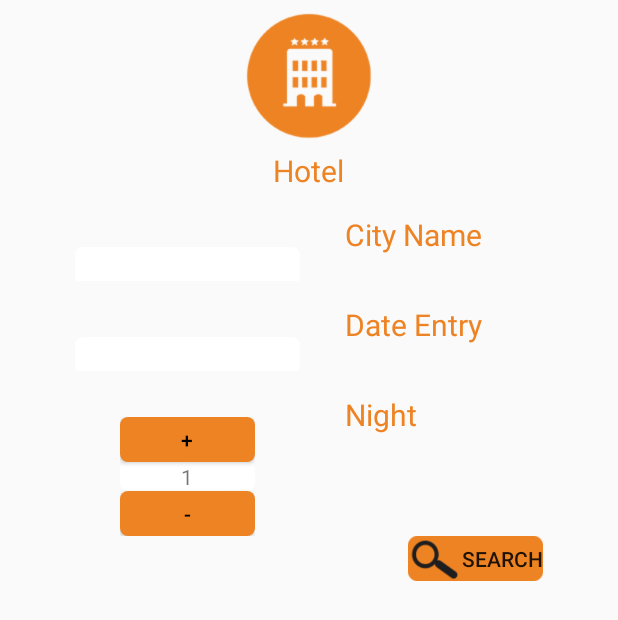
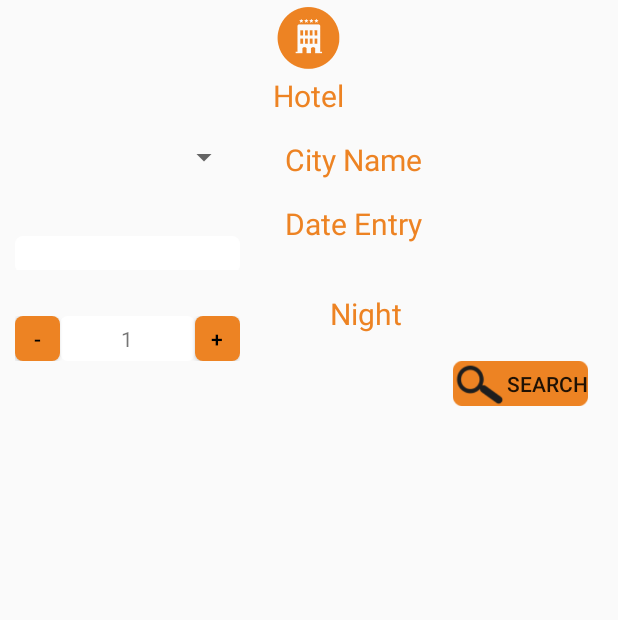
Before and after one commit to morteza-mousavi/TourismApplication, an Android app: the layout hotel.xml on its own in the app's theme, with its tools: preview values and no code run, on a phone screen of 412 x 824 dp. Shown: the top 620 px of the screen. Run offline under Robolectric (Android 15) with nearby library versions, the phone set to English and light mode, and no system bars.

Commit message:
new cheng

```diff
--- a/app/src/main/res/layout/counter_layout.xml
+++ b/app/src/main/res/layout/counter_layout.xml
@@ -2,15 +2,17 @@
 <LinearLayout xmlns:android="http://schemas.android.com/apk/res/android"
     android:layout_width="match_parent"
     android:layout_height="match_parent"
-    android:orientation="vertical">
+    android:orientation="horizontal">
+
+
 
     <Button
-        android:id="@+id/btn_plus"
-        android:layout_width="90dp"
+        android:id="@+id/btn_mines"
+        android:layout_width="30dp"
         android:layout_height="30dp"
         android:layout_gravity="center"
         android:background="@drawable/buttons_back"
-        android:text="@string/counter_plus"
+        android:text="@string/counter_mines"
         android:textColor="@android:color/black"
         />
 
@@ -19,18 +21,18 @@
         android:background="@drawable/edit_texts"
         android:id="@+id/txt_couter"
         android:layout_width="90dp"
-        android:layout_height="wrap_content"
+        android:layout_height="30dp"
         android:gravity="center"
         android:layout_gravity="center" />
 
 
     <Button
-        android:id="@+id/btn_mines"
-        android:layout_width="90dp"
+        android:id="@+id/btn_plus"
+        android:layout_width="30dp"
         android:layout_height="30dp"
         android:layout_gravity="center"
         android:background="@drawable/buttons_back"
-        android:text="@string/counter_mines"
+        android:text="@string/counter_plus"
         android:textColor="@android:color/black"
         />
 
--- a/app/src/main/res/layout/hotel.xml
+++ b/app/src/main/res/layout/hotel.xml
@@ -6,9 +6,15 @@
     android:layout_height="match_parent">
 
 
+    <LinearLayout
+        android:layout_gravity="center"
+        android:orientation="vertical"
+        android:layout_width="wrap_content"
+        android:layout_height="wrap_content">
+
         <ImageView
-        android:layout_width="100dp"
-        android:layout_height="100dp"
+            android:layout_width="50dp"
+            android:layout_height="50dp"
             android:background="@drawable/hotel"
             android:layout_gravity="center"/>
 
@@ -20,20 +26,24 @@
             android:textColor="@color/colorText"
             android:textSize="20sp"/>
 
+    </LinearLayout>
+
+
     <LinearLayout
     android:layout_marginTop="15dp"
     android:layout_width="match_parent"
     android:layout_height="wrap_content"
     android:orientation="horizontal">
 
-    <EditText
-        android:layout_marginTop="20dp"
-        android:gravity="center"
-        android:layout_marginLeft="50dp"
-        android:id="@+id/hotel_city"
-        android:background="@drawable/edit_texts"
+
+        <Spinner
+            android:id="@+id/cityName"
+            android:layout_marginLeft="10dp"
             android:layout_width="150dp"
-        android:layout_height="wrap_content" />
+            android:layout_height="wrap_content">
+
+        </Spinner>
+
 
     <TextView
         android:layout_width="wrap_content"
@@ -55,7 +65,7 @@
         <EditText
             android:layout_marginTop="20dp"
             android:gravity="center"
-            android:layout_marginLeft="50dp"
+            android:layout_marginLeft="10dp"
             android:id="@+id/hotel_date"
             android:background="@drawable/edit_texts"
             android:layout_width="150dp"
@@ -79,7 +89,7 @@
         android:orientation="horizontal">
 <LinearLayout
     android:layout_marginTop="15dp"
-    android:layout_marginLeft="80dp"
+    android:layout_marginLeft="10dp"
     android:layout_width="wrap_content"
     android:layout_height="wrap_content">
 
@@ -101,7 +111,7 @@
     android:text="@string/search"
     android:textAlignment="textEnd"
     android:layout_gravity="end"
-    android:layout_marginRight="50dp"
+    android:layout_marginRight="20dp"
     android:layout_width="90dp"
     android:layout_height="30dp"
     android:background="@drawable/search_button"/>
```
Also changed, not shown: app/src/main/res/layout/parent_main.xml (+14 -12 lines), app/src/main/res/layout/side_menu_header.xml (+2 -16 lines), app/src/main/res/drawable/search.png, app/src/main/res/drawable/search_ative.png, app/src/main/res/drawable/sidebar.png (added). Lines whose indentation alone changed are shown as unchanged.
